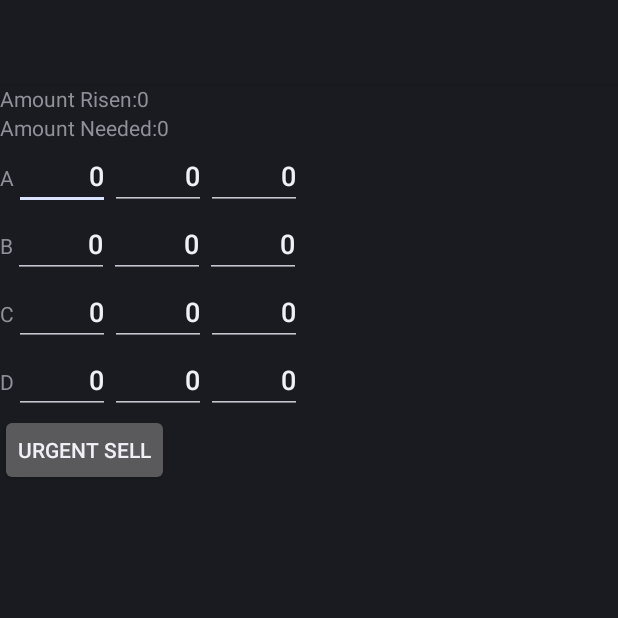
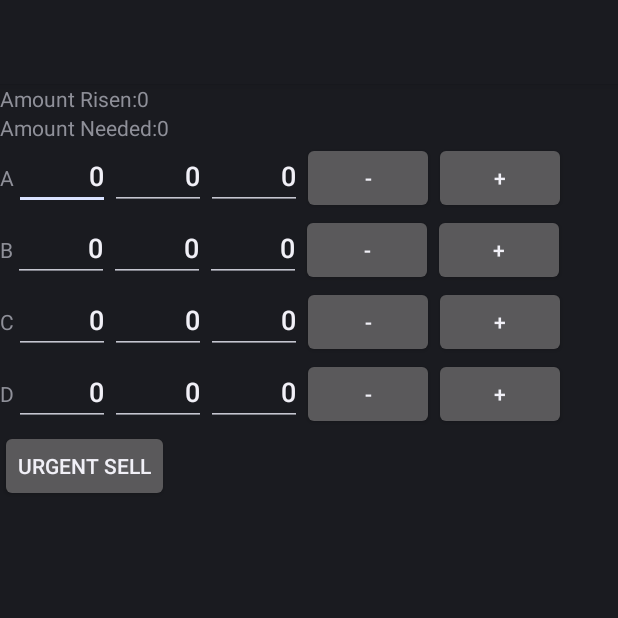
Before and after one commit to VelbazhdSoftwareLLC/Broker-1961-for-Android, an Android app: the UrgentSaleActivity screen opened directly, with no data from a screen before it, on a phone screen of 412 x 824 dp, the top half of it. Run offline under Robolectric (Android 15) with nearby library versions, the light colour scheme and no system bars.

Commit message:
Bug fix and UI improvments.

```diff
--- a/app/src/main/java/eu/veldsoft/broker/GameActivity.java
+++ b/app/src/main/java/eu/veldsoft/broker/GameActivity.java
@@ -397,7 +397,7 @@ public class GameActivity extends Activity {
                     prices[2] = (Integer) portfolio[7];
                     prices[3] = (Integer) portfolio[8];
 
-                    //TODO Show activity for shares sell for each targeted player.
+                    //TODO Show activity for shares sell for each targeted player. The activity should work as regula buy/sell activity.
                     startActivityForResult(new Intent(GameActivity.this, UrgentSaleActivity.class).putExtra("playerIndex", i).putExtra("name", name).putExtra("shortage", shortages[i]).putExtra("quantities", quantities).putExtra("prices", prices), LAUNCH_URGENT_SALE_ACTIVITY);
                 }
             }
--- a/app/src/main/res/layout/activity_urgent_sale.xml
+++ b/app/src/main/res/layout/activity_urgent_sale.xml
@@ -80,8 +80,22 @@
                 android:layout_height="wrap_content"
                 android:ems="3"
                 android:text="0"
+                android:editable="false"
                 android:textAlignment="viewEnd"
                 android:inputType="number" />
+
+            <Button
+                android:id="@+id/aUrgentMinus"
+                android:layout_width="wrap_content"
+                android:layout_height="wrap_content"
+                android:text="-" />
+
+            <Button
+                android:id="@+id/aUrgentPlus"
+                android:layout_width="wrap_content"
+                android:layout_height="wrap_content"
+                android:text="+" />
+
         </LinearLayout>
 
         <LinearLayout
@@ -120,8 +134,21 @@
                 android:layout_height="wrap_content"
                 android:ems="3"
                 android:text="0"
+                android:editable="false"
                 android:textAlignment="viewEnd"
                 android:inputType="number" />
+
+            <Button
+                android:id="@+id/bUrgentMinus"
+                android:layout_width="wrap_content"
+                android:layout_height="wrap_content"
+                android:text="-" />
+
+            <Button
+                android:id="@+id/bUrgentPlus"
+                android:layout_width="wrap_content"
+                android:layout_height="wrap_content"
+                android:text="+" />
         </LinearLayout>
 
         <LinearLayout
@@ -160,8 +187,22 @@
                 android:layout_height="wrap_content"
                 android:ems="3"
                 android:text="0"
+                android:editable="false"
                 android:textAlignment="viewEnd"
                 android:inputType="number" />
+
+            <Button
+                android:id="@+id/cUrgentMinus"
+                android:layout_width="wrap_content"
+                android:layout_height="wrap_content"
+                android:text="-" />
+
+            <Button
+                android:id="@+id/cUrgentPlus"
+                android:layout_width="wrap_content"
+                android:layout_height="wrap_content"
+                android:text="+" />
+
         </LinearLayout>
 
         <LinearLayout
@@ -200,8 +241,22 @@
                 android:layout_height="wrap_content"
                 android:ems="3"
                 android:text="0"
+                android:editable="false"
                 android:textAlignment="viewEnd"
                 android:inputType="number" />
+
+            <Button
+                android:id="@+id/dUrgentMinus"
+                android:layout_width="wrap_content"
+                android:layout_height="wrap_content"
+                android:text="-" />
+
+            <Button
+                android:id="@+id/dUrgentPlus"
+                android:layout_width="wrap_content"
+                android:layout_height="wrap_content"
+                android:text="+" />
+
         </LinearLayout>
 
         <Button
```
Also changed, not shown: app/src/main/java/eu/veldsoft/broker/UrgentSaleActivity.java (+125 -32 lines), 1 other file.
